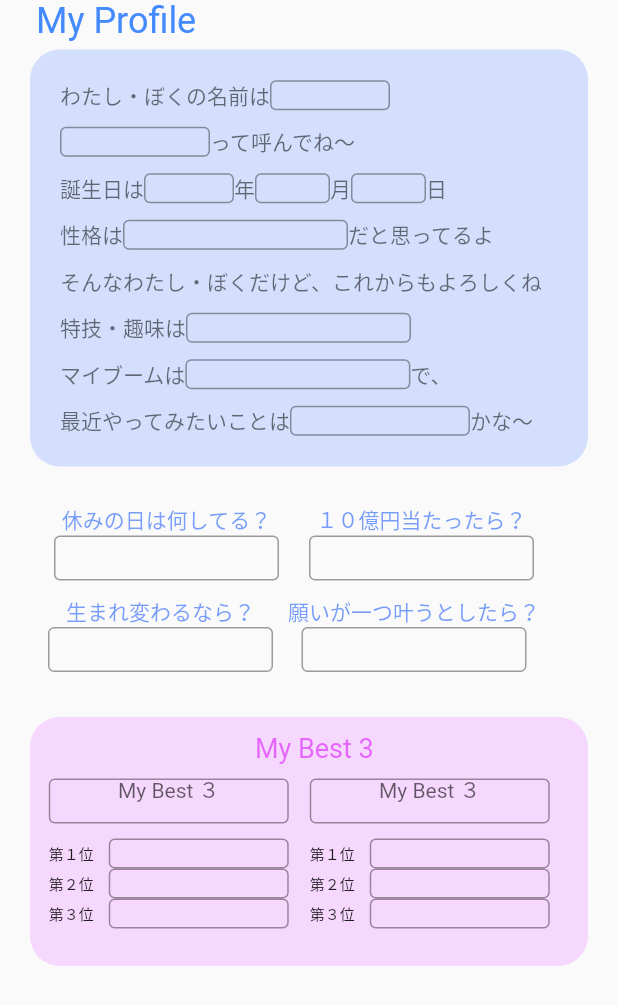
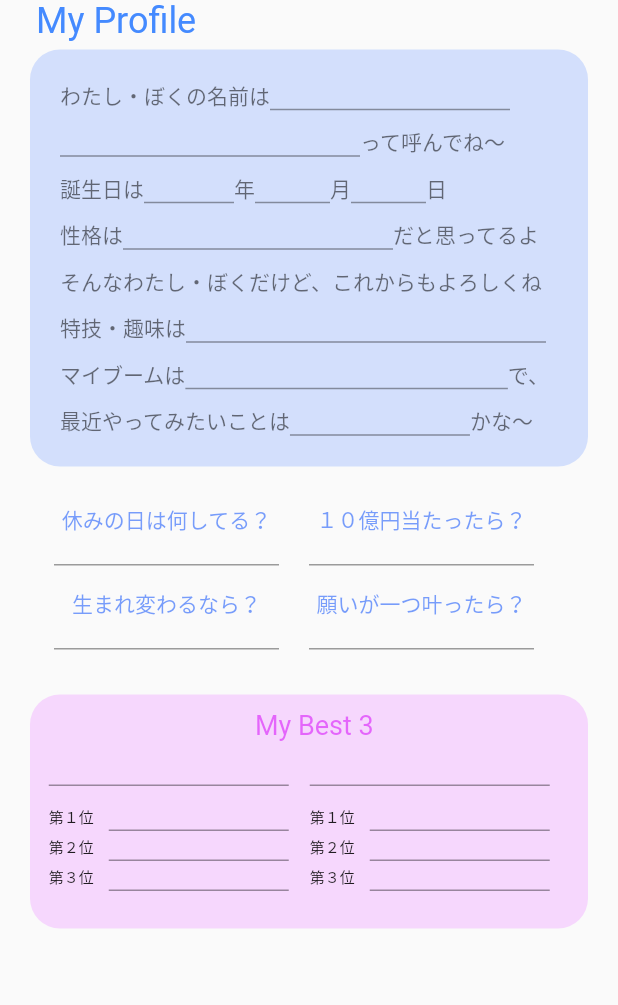
Before and after one commit to FriendsTree-japan/Test_Rikki-, a Flutter app: the profile_005 screen opened directly, on a phone screen of 412 x 824 dp. Shown: the top 1005 px of the screen. Run offline on Flutter 3.47's test engine with Material 2 defaults, Android fonts, the phone set to English and light mode, and no system bars; our stand-ins replace carousel_slider, screenshot, sqflite, url_launcher_web; accounts and stored records are empty.

Commit message:
プロフィール帳005の指摘取込み20211017

```diff
--- a/lib/02_profile_005.dart
+++ b/lib/02_profile_005.dart
@@ -73,12 +73,11 @@ class _profile_005 extends State<profile_005> {
                           children: <Widget>[
                             Container(
                               child: TextField(
-                                decoration: const InputDecoration(
-                                  border: OutlineInputBorder(),
-                                ),
+                                maxLength: 20,
+                                decoration: const InputDecoration(counterText: '',),
                                 style: TextStyle(fontSize: 14),
                               ),
-                              width: 80,
+                              width: 160,
                               height: 20,
                             ),
                           ],
@@ -104,12 +103,11 @@ class _profile_005 extends State<profile_005> {
                           children: <Widget>[
                             Container(
                               child: TextField(
-                                decoration: const InputDecoration(
-                                  border: OutlineInputBorder(),
-                                ),
+                                maxLength: 22,
+                                decoration: const InputDecoration(counterText: '',),
                                 style: TextStyle(fontSize: 14),
                               ),
-                              width: 100,
+                              width: 200,
                               height: 20,
                             ),
                           ],
@@ -146,9 +144,8 @@ class _profile_005 extends State<profile_005> {
                           children: <Widget>[
                             Container(
                               child: TextField(
-                                decoration: const InputDecoration(
-                                  border: OutlineInputBorder(),
-                                ),
+                                maxLength: 4,
+                                decoration: const InputDecoration(counterText: '',),
                                 style: TextStyle(fontSize: 14),
                               ),
                               width: 60,
@@ -170,9 +167,8 @@ class _profile_005 extends State<profile_005> {
                           children: <Widget>[
                             Container(
                               child: TextField(
-                                decoration: const InputDecoration(
-                                  border: OutlineInputBorder(),
-                                ),
+                                maxLength: 2,
+                                decoration: const InputDecoration(counterText: '',),
                                 style: TextStyle(fontSize: 14),
                               ),
                               width: 50,
@@ -195,9 +191,8 @@ class _profile_005 extends State<profile_005> {
                           children: <Widget>[
                             Container(
                               child: TextField(
-                                decoration: const InputDecoration(
-                                  border: OutlineInputBorder(),
-                                ),
+                                maxLength: 2,
+                                decoration: const InputDecoration(counterText: '',),
                                 style: TextStyle(fontSize: 14),
                               ),
                               width: 50,
@@ -237,12 +232,11 @@ class _profile_005 extends State<profile_005> {
                           children: <Widget>[
                             Container(
                               child: TextField(
-                                decoration: const InputDecoration(
-                                  border: OutlineInputBorder(),
-                                ),
+                                maxLength: 22,
+                                decoration: const InputDecoration(counterText: '',),
                                 style: TextStyle(fontSize: 14),
                               ),
-                              width: 150,
+                              width: 180,
                               height: 20,
                             ),
                           ],
@@ -295,12 +289,11 @@ class _profile_005 extends State<profile_005> {
                           children: <Widget>[
                             Container(
                               child: TextField(
-                                decoration: const InputDecoration(
-                                  border: OutlineInputBorder(),
-                                ),
+                                maxLength: 30,
+                                decoration: const InputDecoration(counterText: '',),
                                 style: TextStyle(fontSize: 14),
                               ),
-                              width: 150,
+                              width: 240,
                               height: 20,
                             ),
                           ],
@@ -326,12 +319,11 @@ class _profile_005 extends State<profile_005> {
                           children: <Widget>[
                             Container(
                               child: TextField(
-                                decoration: const InputDecoration(
-                                  border: OutlineInputBorder(),
-                                ),
+                                maxLength: 28,
+                                decoration: const InputDecoration(counterText: '',),
                                 style: TextStyle(fontSize: 14),
                               ),
-                              width: 150,
+                              width: 215,
                               height: 20,
                             ),
                           ],
@@ -367,9 +359,8 @@ class _profile_005 extends State<profile_005> {
                           children: <Widget>[
                             Container(
                                 child: TextField(
-                                  decoration: const InputDecoration(
-                                    border: OutlineInputBorder(),
-                                  ),
+                                  maxLength: 14,
+                                  decoration: const InputDecoration(counterText: '',),
                                   style: TextStyle(fontSize: 14),
                                 ),
                               width: 120,
@@ -408,13 +399,12 @@ class _profile_005 extends State<profile_005> {
                     ),
                     Container(
                       child: TextField(
-                        decoration: const InputDecoration(
-                          border: OutlineInputBorder(),
-                        ),
+                        maxLength: 16,
+                        decoration: const InputDecoration(counterText: '',),
                         style: TextStyle(fontSize: 14),
                       ),
                       width: 150,
-                      height: 30,
+                      height: 20,
                     ),
                   ],
                 ),
@@ -429,20 +419,19 @@ class _profile_005 extends State<profile_005> {
                     ),
                     Container(
                       child: TextField(
-                        decoration: const InputDecoration(
-                          border: OutlineInputBorder(),
-                        ),
+                        maxLength: 16,
+                        decoration: const InputDecoration(counterText: '',),
                         style: TextStyle(fontSize: 14),
                       ),
                       width: 150,
-                      height: 30,
+                      height: 20,
                     ),
                   ],
                 ),
                 Padding(padding: EdgeInsets.all(10.0)),
               ],
             ),
-            Padding(padding: EdgeInsets.only(top: 10.0)),
+            Padding(padding: EdgeInsets.only(top: 15.0)),
 
             Row(
               mainAxisAlignment: MainAxisAlignment.center,
@@ -457,34 +446,32 @@ class _profile_005 extends State<profile_005> {
                     ),
                     Container(
                       child: TextField(
-                        decoration: const InputDecoration(
-                          border: OutlineInputBorder(),
-                        ),
+                        maxLength: 16,
+                        decoration: const InputDecoration(counterText: '',),
                         style: TextStyle(fontSize: 14),
                       ),
                       width: 150,
-                      height: 30,
+                      height: 20,
                     ),
                   ],
                 ),
-                Padding(padding: EdgeInsets.all(5.0)),
+                Padding(padding: EdgeInsets.all(10.0)),
                 Column(
                   children: <Widget>[
                     Container(
                       child: Text(
-                          "願いが一つ叶うとしたら？"
+                          "願いが一つ叶ったら？"
                           ,style: TextStyle(color: Color(0x860047FA), fontSize: 14,)
                       ),
                     ),
                     Container(
                       child: TextField(
-                        decoration: const InputDecoration(
-                          border: OutlineInputBorder(),
-                        ),
+                        maxLength: 16,
+                        decoration: const InputDecoration(counterText: '',),
                         style: TextStyle(fontSize: 14),
                       ),
                       width: 150,
-                      height: 30,
+                      height: 20,
                     ),
                   ],
                 ),
@@ -528,14 +515,12 @@ class _profile_005 extends State<profile_005> {
                     Container(
                       child: TextField(
                         textAlign: TextAlign.center,
-                        decoration: const InputDecoration(
-                          border: OutlineInputBorder(),
-                          hintText: 'My Best ３',
-                        ),
+                        maxLength: 18,
+                        decoration: const InputDecoration(counterText: '',),
                         style: TextStyle(fontSize: 14),
                       ),
                       width: 160,
-                      height: 30.0,
+                      height: 20,
                     ),
                     Padding(padding: EdgeInsets.all(5.0)),
                     Row(
@@ -547,10 +532,9 @@ class _profile_005 extends State<profile_005> {
                         Padding(padding: EdgeInsets.all(5.0)),
                         Container(
                           child: TextField(
-                            decoration: const InputDecoration(
-                              border: OutlineInputBorder(),
-                            ),
-                            style: TextStyle(fontSize: 10),
+                            maxLength: 16,
+                            decoration: const InputDecoration(counterText: '',),
+                            style: TextStyle(fontSize: 12),
                           ),
                           width: 120,
                           height: 20.0,
@@ -566,10 +550,9 @@ class _profile_005 extends State<profile_005> {
                         Padding(padding: EdgeInsets.all(5.0)),
                         Container(
                           child: TextField(
-                            decoration: const InputDecoration(
-                              border: OutlineInputBorder(),
-                            ),
-                            style: TextStyle(fontSize: 10),
+                            maxLength: 16,
+                            decoration: const InputDecoration(counterText: '',),
+                            style: TextStyle(fontSize: 12),
                           ),
                           width: 120,
                           height: 20.0,
@@ -586,10 +569,9 @@ class _profile_005 extends State<profile_005> {
                         Padding(padding: EdgeInsets.all(5.0)),
                         Container(
                           child: TextField(
-                            decoration: const InputDecoration(
-                              border: OutlineInputBorder(),
-                            ),
-                            style: TextStyle(fontSize: 10),
+                            maxLength: 16,
+                            decoration: const InputDecoration(counterText: '',),
+                            style: TextStyle(fontSize: 12),
                           ),
                           width: 120,
                           height: 20.0,
@@ -604,14 +586,12 @@ class _profile_005 extends State<profile_005> {
                     Container(
                       child: TextField(
                         textAlign: TextAlign.center,
-                        decoration: const InputDecoration(
-                          border: OutlineInputBorder(),
-                          hintText: 'My Best ３',
-                        ),
+                        maxLength: 18,
+                        decoration: const InputDecoration(counterText: '',),
                         style: TextStyle(fontSize: 14),
                       ),
                       width: 160,
-                      height: 30.0,
+                      height: 20,
                     ),
                     Padding(padding: EdgeInsets.all(5.0)),
                     Row(
@@ -623,10 +603,9 @@ class _profile_005 extends State<profile_005> {
                         Padding(padding: EdgeInsets.all(5.0)),
                         Container(
                           child: TextField(
-                            decoration: const InputDecoration(
-                              border: OutlineInputBorder(),
-                            ),
-                            style: TextStyle(fontSize: 10),
+                            maxLength: 16,
+                            decoration: const InputDecoration(counterText: '',),
+                            style: TextStyle(fontSize: 12),
                           ),
                           width: 120,
                           height: 20.0,
@@ -643,10 +622,9 @@ class _profile_005 extends State<profile_005> {
                         Padding(padding: EdgeInsets.all(5.0)),
                         Container(
                           child: TextField(
-                            decoration: const InputDecoration(
-                              border: OutlineInputBorder(),
-                            ),
-                            style: TextStyle(fontSize: 10),
+                            maxLength: 16,
+                            decoration: const InputDecoration(counterText: '',),
+                            style: TextStyle(fontSize: 12),
                           ),
                           width: 120,
                           height: 20.0,
@@ -663,10 +641,9 @@ class _profile_005 extends State<profile_005> {
                         Padding(padding: EdgeInsets.all(5.0)),
                         Container(
                           child: TextField(
-                            decoration: const InputDecoration(
-                              border: OutlineInputBorder(),
-                            ),
-                            style: TextStyle(fontSize: 10),
+                            maxLength: 16,
+                            decoration: const InputDecoration(counterText: '',),
+                            style: TextStyle(fontSize: 12),
                           ),
                           width: 120,
                           height: 20.0,
```
Also changed, not shown: 6 other files.
